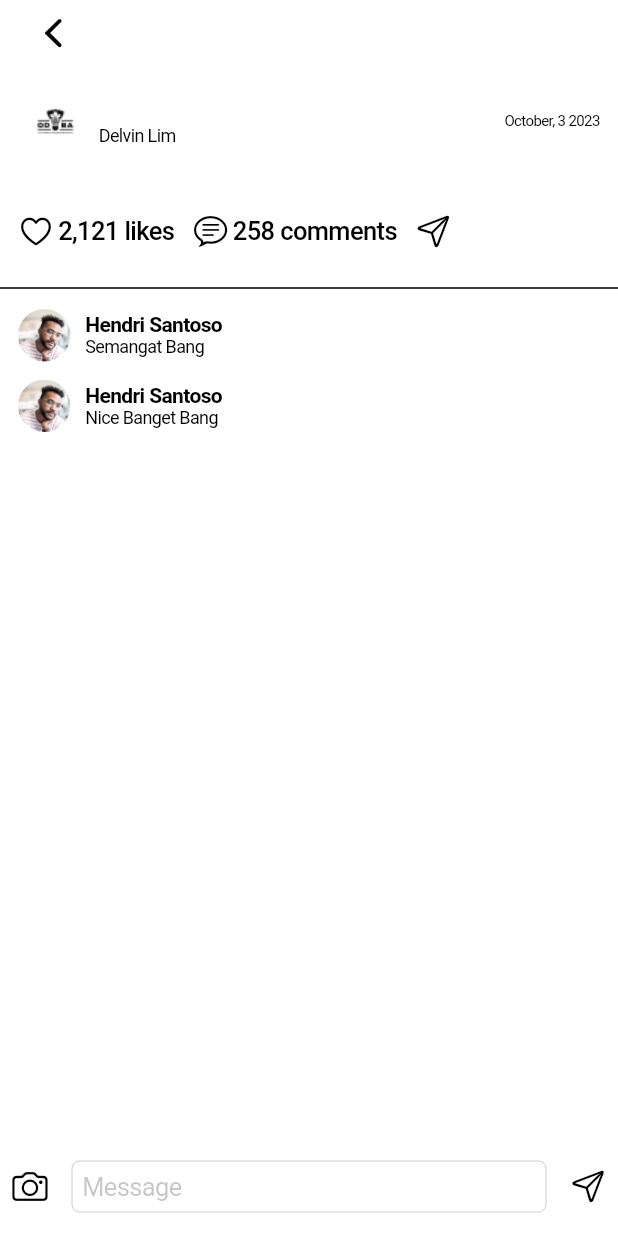
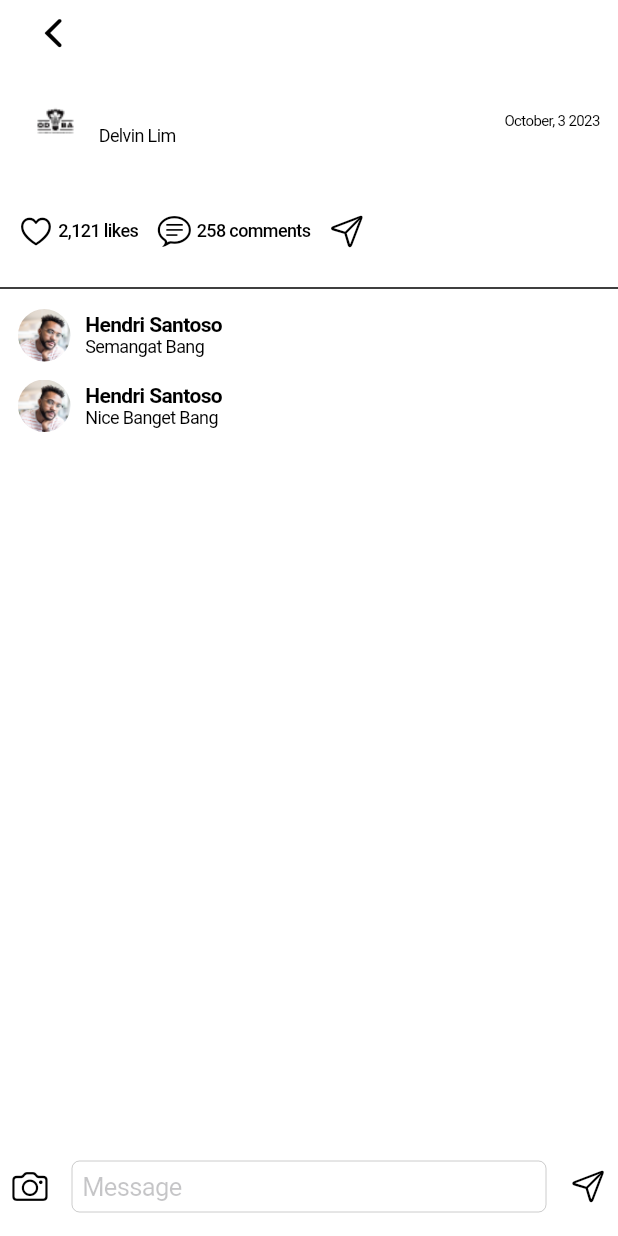
Before and after one commit to Delvinlim/konekto, a Flutter app: the CommunitiesPost screen opened directly with empty values, on a phone screen of 412 x 824 dp. Run offline on Flutter 3.47's test engine with Material 3 defaults, Android fonts, the phone set to English and light mode, and no system bars; our stand-ins replace camera, card_swiper, dio, flutter_easyloading, flutter_secure_storage, modal_bottom_sheet and 6 more; missing offline and left inert: cupertino_onboarding, custom_accordion, flutter_session_jwt; accounts and stored records are empty; network calls fail.

Commit message:
feat: adjust likes and comments font size display

```diff
--- a/lib/pages/communities/community_page.dart
+++ b/lib/pages/communities/community_page.dart
@@ -241,7 +241,8 @@ class _CommunitiesState extends State<Communities> {
                     for (var post in postsList)
                       ForYouCommunitiesCard(
                         communityName: post.communityDetail?.name,
-                        communityImage: 'assets/images/communities/odba.png',
+                        communityImage:
+                            'assets/images/communities/odba.png', // TODO Image Url
                         content: post.content,
                         contentImage: post.imageUrl!,
                         creatorName: post.partnerDetail?.name,
--- a/lib/widgets/card/communities_card_widget.dart
+++ b/lib/widgets/card/communities_card_widget.dart
@@ -451,7 +451,8 @@ class _ForYouCommunitiesCardState extends State<ForYouCommunitiesCard> {
                               ),
                               const Text(
                                 '2,121 likes',
-                                style: TextStyle(fontWeight: FontWeight.w500),
+                                style: TextStyle(
+                                    fontWeight: FontWeight.w500, fontSize: 12),
                               )
                             ]),
                         Container(
@@ -469,7 +470,9 @@ class _ForYouCommunitiesCardState extends State<ForYouCommunitiesCard> {
                                 ),
                                 Text(
                                   '298 comments',
-                                  style: TextStyle(fontWeight: FontWeight.w500),
+                                  style: TextStyle(
+                                      fontWeight: FontWeight.w500,
+                                      fontSize: 12),
                                 )
                               ]),
                         ),
@@ -549,7 +552,8 @@ class _ForYouCommunitiesCardState extends State<ForYouCommunitiesCard> {
                               ),
                               const Text(
                                 '2,121 likes',
-                                style: TextStyle(fontWeight: FontWeight.w500),
+                                style: TextStyle(
+                                    fontWeight: FontWeight.w500, fontSize: 12),
                               )
                             ]),
                         Container(
@@ -567,7 +571,9 @@ class _ForYouCommunitiesCardState extends State<ForYouCommunitiesCard> {
                                 ),
                                 Text(
                                   '258 comments',
-                                  style: TextStyle(fontWeight: FontWeight.w500),
+                                  style: TextStyle(
+                                      fontWeight: FontWeight.w500,
+                                      fontSize: 12),
                                 )
                               ]),
                         ),
```
